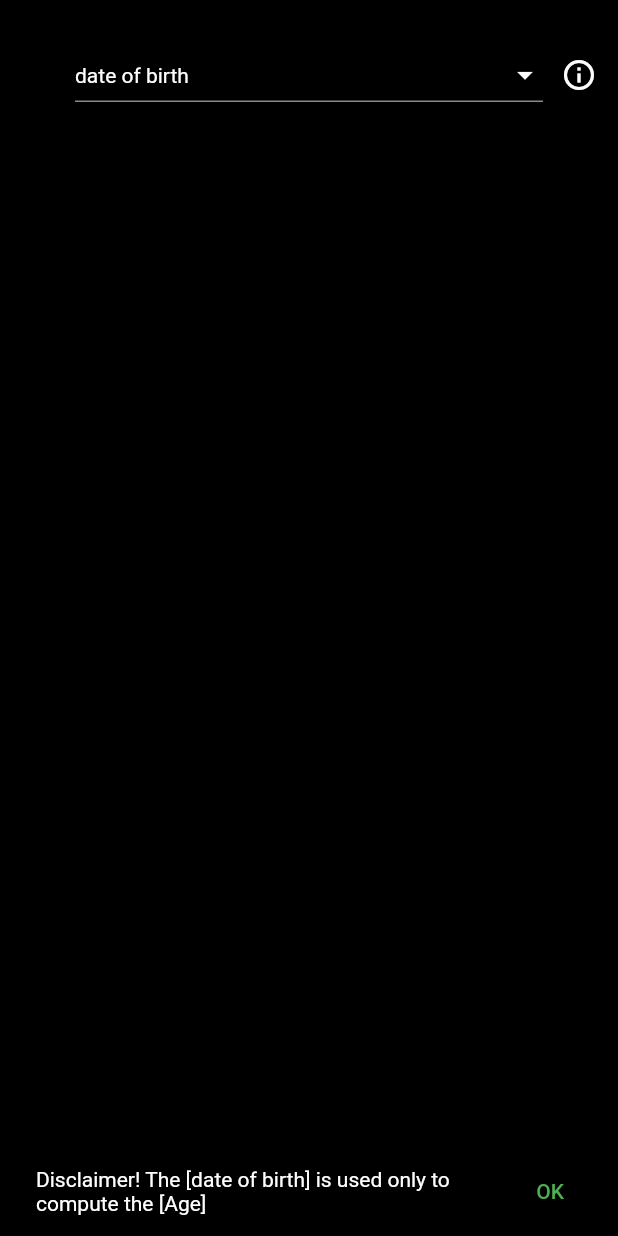
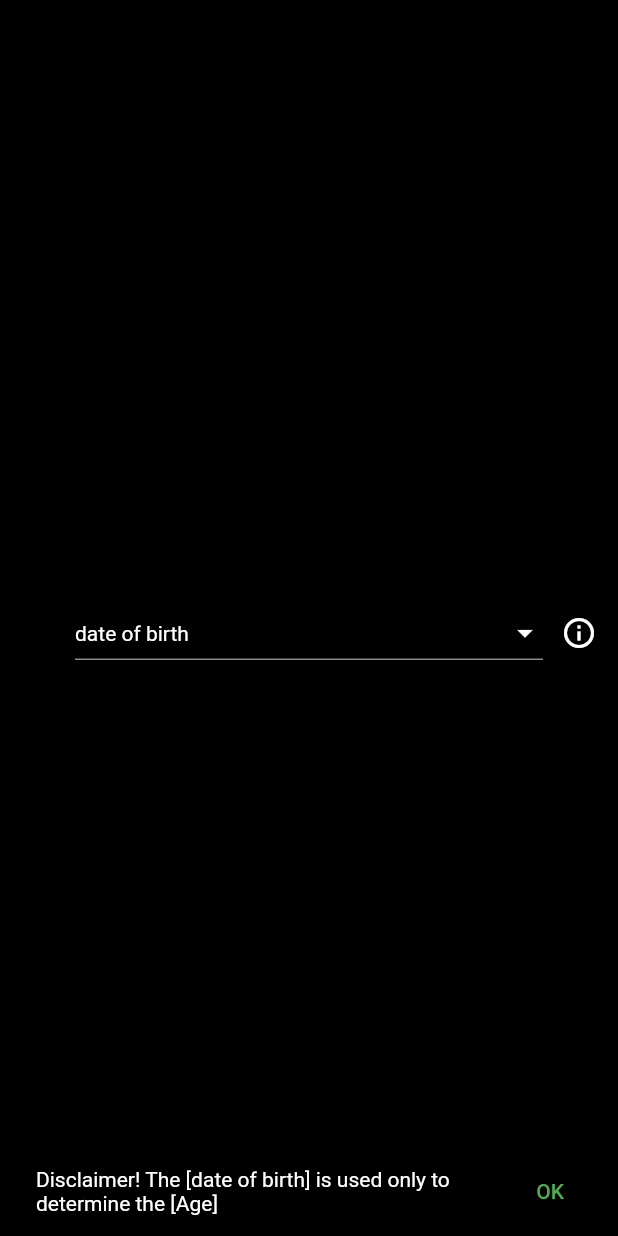
Before and after one commit to phanirithvij/btp, a Flutter app: the DatePicker widget shown alone on an empty page, opened directly, after a tap on the "info outline" icon, on a phone screen of 412 x 824 dp. Run offline on Flutter 3.47's test engine with Material 2 defaults, Android fonts, the phone set to English and light mode, and no system bars; project files that could hold a hidden picture were left out.

Commit message:
some orientation changes

```diff
--- a/mobile_app/corpa/lib/components/input_age.dart
+++ b/mobile_app/corpa/lib/components/input_age.dart
@@ -1,4 +1,6 @@
+import 'package:corpora/provider/authentication.dart';
 import 'package:flutter/material.dart';
+import 'package:provider/provider.dart';
 
 class DatePicker extends StatefulWidget {
   DatePicker({Key key}) : super(key: key);
@@ -8,20 +10,22 @@ class DatePicker extends StatefulWidget {
 }
 
 class _DatePickerState extends State<DatePicker> {
-  DateTime selectedDate = DateTime.now();
   bool _selectedOnce = false;
 
   Future<Null> _selectDate(BuildContext context) async {
+    // print(context.owner.debugBuilding);
+
     final _now = DateTime.now();
     final DateTime picked = await showDatePicker(
       context: context,
-      initialDate: selectedDate,
+      initialDate: Provider.of<AuthStore>(context, listen: false).selectedDate,
       firstDate: DateTime(1900),
       lastDate: _now,
     );
-    if (picked != null && picked != selectedDate)
+    if (picked != null &&
+        picked != Provider.of<AuthStore>(context, listen: false).selectedDate)
       setState(() {
-        selectedDate = picked;
+        Provider.of<AuthStore>(context, listen: false).storeDate(picked);
         _selectedOnce = true;
       });
   }
@@ -30,11 +34,14 @@ class _DatePickerState extends State<DatePicker> {
   Widget build(BuildContext context) {
     return Stack(
       children: <Widget>[
-        Padding(
+        Center(
+          child: Padding(
             padding: const EdgeInsets.only(top: 20, left: 50, right: 50),
             child: Container(
               height: 60,
-            width: MediaQuery.of(context).size.width,
+              width: MediaQuery.of(context).orientation == Orientation.portrait
+                  ? MediaQuery.of(context).size.width
+                  : MediaQuery.of(context).size.height,
               child: Column(
                 children: <Widget>[
                   // TODO replace all this with a simple underline
@@ -61,9 +68,14 @@ class _DatePickerState extends State<DatePicker> {
               ),
             ),
           ),
-        Padding(
+        ),
+        Center(
+          child: Padding(
             padding: const EdgeInsets.only(top: 20, left: 50, right: 50),
             child: Container(
+              width: MediaQuery.of(context).orientation == Orientation.portrait
+                  ? MediaQuery.of(context).size.width
+                  : MediaQuery.of(context).size.height,
               height: 60,
               child: Row(
                 crossAxisAlignment: CrossAxisAlignment.center,
@@ -71,14 +83,16 @@ class _DatePickerState extends State<DatePicker> {
                 children: <Widget>[
                   RichText(
                     text: TextSpan(
-                    text:
-                        (_selectedOnce ? _getDateandAge[0] : "date of birth") +
+                      text: (_selectedOnce
+                              ? _getDateandAge[0]
+                              : "date of birth") +
                           " " * 4,
                       style: DefaultTextStyle.of(context).style,
                       children: <TextSpan>[
                         TextSpan(
-                          text:
-                              _selectedOnce ? "Age: " + _getDateandAge[1] : "",
+                            text: _selectedOnce
+                                ? "Age: " + _getDateandAge[1]
+                                : "",
                             style: TextStyle(
                               fontWeight: FontWeight.bold,
                               color: Colors.black,
@@ -91,17 +105,28 @@ class _DatePickerState extends State<DatePicker> {
               ),
             ),
           ),
-        Padding(
-          padding: const EdgeInsets.only(top: 20, left: 50),
+        ),
+        Center(
+          child: Padding(
+            padding: EdgeInsets.only(
+              top: 20,
+              // TODO replace it with meaningful code
+              // This padding-left is hacked in landscape mode
+              // left: 72,
+              left: (MediaQuery.of(context).orientation == Orientation.portrait)
+                  ? 50
+                  : 72,
+            ),
             child: Row(
               children: <Widget>[
                 // Date picker will open on tap
                 GestureDetector(
-                onTap: () {
-                  _selectDate(context);
-                },
+                  onTap: () => _selectDate(context),
                   child: Container(
-                  width: MediaQuery.of(context).size.width - 100,
+                    width: (MediaQuery.of(context).orientation ==
+                            Orientation.portrait
+                        ? MediaQuery.of(context).size.width - 100
+                        : MediaQuery.of(context).size.height),
                     height: 60,
                     color: Colors.transparent,
                     // the following is to debug the date picker onclick gestureDetector tap region
@@ -111,7 +136,17 @@ class _DatePickerState extends State<DatePicker> {
                 //
                 IconButton(
                   icon: Icon(Icons.info_outline),
-                onPressed: () {
+                  onPressed: _showDisclaimer,
+                ),
+              ],
+            ),
+          ),
+        ),
+      ],
+    );
+  }
+
+  void _showDisclaimer() {
     // Show Snackbar message
     // That the date of birth is used only to compute the Age
     // And age is stored
@@ -119,7 +154,7 @@ class _DatePickerState extends State<DatePicker> {
       duration: Duration(seconds: 2, milliseconds: 500),
       backgroundColor: Colors.black,
       content: Text(
-                      'Disclaimer! The [date of birth] is used only to compute the [Age]',
+        'Disclaimer! The [date of birth] is used only to determine the [Age]',
         style: TextStyle(color: Colors.white),
       ),
       action: SnackBarAction(
@@ -130,18 +165,16 @@ class _DatePickerState extends State<DatePicker> {
           }),
     );
     Scaffold.of(context).showSnackBar(snackBar);
-                },
-              ),
-            ],
-          ),
-        ),
-      ],
-    );
   }
 
   List<String> get _getDateandAge {
-    final date = "${selectedDate.toLocal()}".split(' ')[0];
-    final dur = DateTime.now().difference(selectedDate);
+    final date = Provider.of<AuthStore>(context, listen: false)
+        .selectedDate
+        .toLocal()
+        .toString()
+        .split(' ')[0];
+    final dur = DateTime.now().difference(
+        Provider.of<AuthStore>(context, listen: false).selectedDate);
     int age = (dur.inDays / 365).floor();
 
     return [date, "$age"];
--- a/mobile_app/corpa/lib/components/input_email.dart
+++ b/mobile_app/corpa/lib/components/input_email.dart
@@ -9,7 +9,10 @@ class InputEmail extends StatelessWidget {
       padding: const EdgeInsets.only(top: 50, left: 50, right: 50),
       child: Container(
         height: 60,
-        width: MediaQuery.of(context).size.width,
+        // Same width in both orientations
+        width: MediaQuery.of(context).orientation == Orientation.portrait
+            ? MediaQuery.of(context).size.width
+            : MediaQuery.of(context).size.height,
         child: TextField(
           controller: Provider.of<AuthStore>(context).emailController,
           style: TextStyle(
--- a/mobile_app/corpa/lib/components/input_passwd.dart
+++ b/mobile_app/corpa/lib/components/input_passwd.dart
@@ -12,7 +12,9 @@ class PasswordField extends StatelessWidget {
       padding: const EdgeInsets.only(top: 20, left: 50, right: 50),
       child: Container(
         height: 60,
-        width: MediaQuery.of(context).size.width,
+        width: (MediaQuery.of(context).orientation == Orientation.portrait
+            ? MediaQuery.of(context).size.width
+            : MediaQuery.of(context).size.height),
         child: TextField(
           controller: Provider.of<AuthStore>(context).passwordController,
           style: TextStyle(
```
Also changed, not shown: mobile_app/corpa/lib/main.dart (+10 -2 lines), mobile_app/corpa/lib/provider/authentication.dart (+11 -1 lines), mobile_app/corpa/lib/screens/login.dart (+54 -14 lines), mobile_app/corpa/lib/screens/register.dart (+99 -31 lines), 3 other files. Lines whose indentation alone changed are shown as unchanged.
